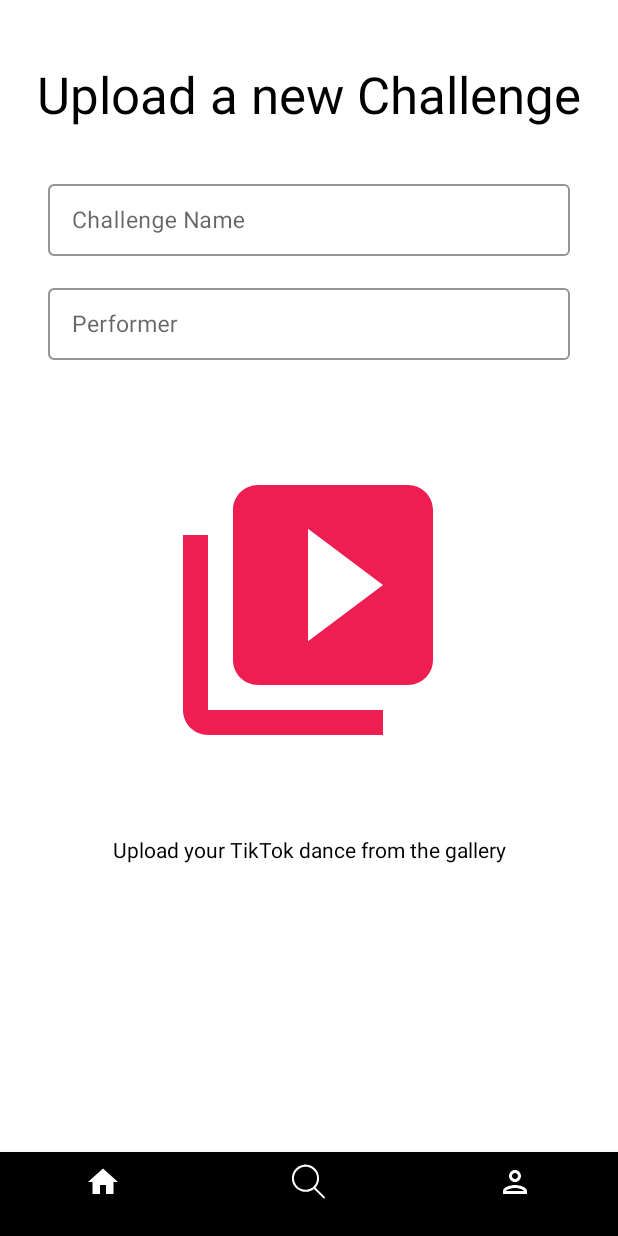
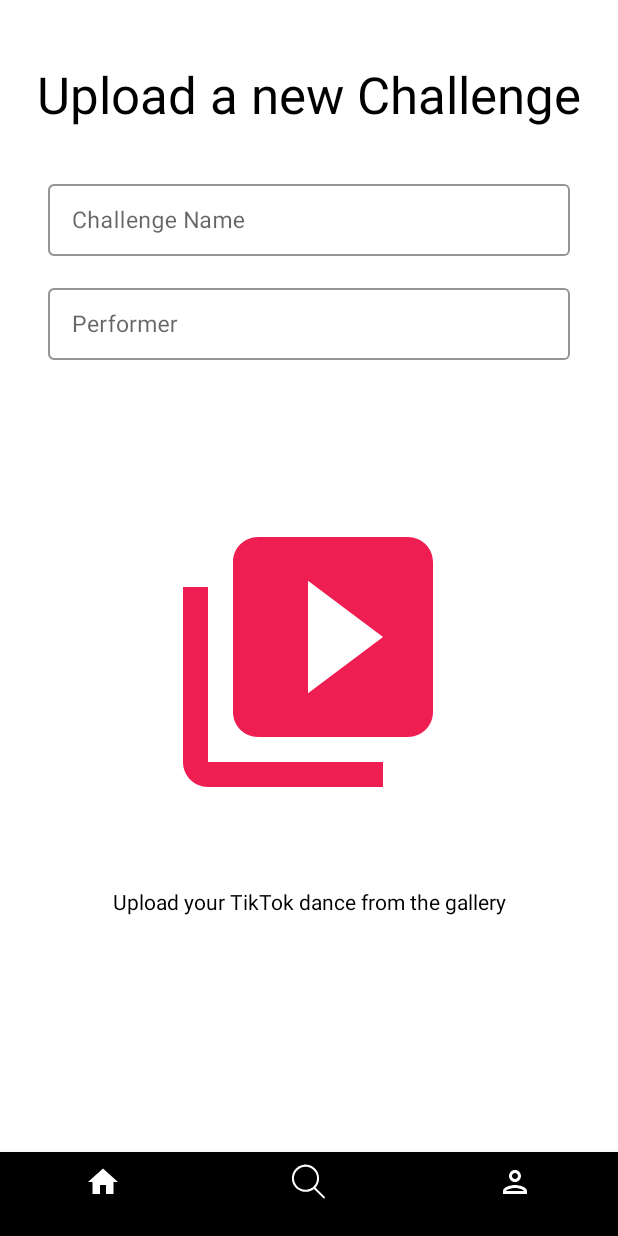
Before and after one commit to nnajman/LeagueTok-App, an Android app: the UploadOriginalVideoFragment screen opened through its navigation route, on a phone screen of 412 x 824 dp. Run offline under Robolectric (Android 15) with nearby library versions, the phone set to English and light mode, and no system bars; our stand-ins replace CircleImageView, Firebase (no records; nobody signed in at launch, a user with empty details on screens opened directly), Volley, navigation-ui; network calls fail.

Commit message:
finished adding performer

```diff
--- a/app/src/main/java/com/example/leaguetok/ui/profile/ProfileFragment.java
+++ b/app/src/main/java/com/example/leaguetok/ui/profile/ProfileFragment.java
@@ -131,7 +131,7 @@ public class ProfileFragment extends Fragment {
                 startActivity(i);
             case R.id.action_upload_video:
                 NavDirections direction =
-                        ProfileFragmentDirections.actionProfileFragmentToUploadOriginalVideoFragment(userName);
+                        ProfileFragmentDirections.actionProfileFragmentToUploadOriginalVideoFragment();
                 Navigation.findNavController(view).navigate(direction);
         }
 
--- a/app/src/main/res/layout/fragment_upload_original_video.xml
+++ b/app/src/main/res/layout/fragment_upload_original_video.xml
@@ -115,7 +115,7 @@
         app:layout_constraintEnd_toEndOf="parent"
         app:layout_constraintHorizontal_bias="0.497"
         app:layout_constraintStart_toStartOf="parent"
-        app:layout_constraintTop_toBottomOf="@+id/upload_original_name_layout"
+        app:layout_constraintTop_toBottomOf="@+id/upload_original_performer_layout"
         tools:visibility="visible" />
 
     <TextView
```
